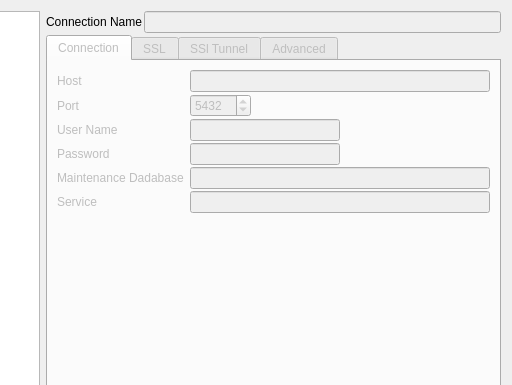
marcotcal/PG-DBA-Tools, file GUI/pgdbatool/dlgconnections.ui: the form before one commit; both pictures show x 192 to 704 and y 0 to 385 of the 704 by 490 pixel window.
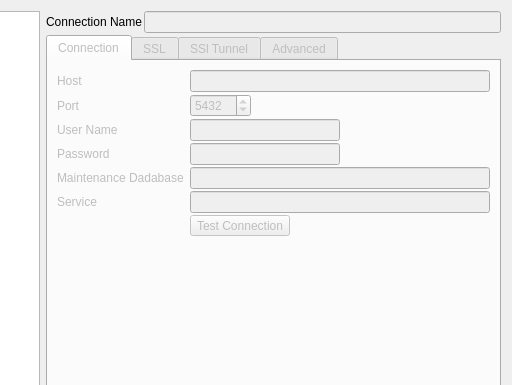
The form after the commit. Icons and pictures are not drawn.

Commit message: Test connection button

What changed in the file:
```diff
--- a/GUI/pgdbatool/dlgconnections.ui
+++ b/GUI/pgdbatool/dlgconnections.ui
@@ -252,6 +252,26 @@
              <item row="5" column="1">
               <widget class="QLineEdit" name="service"/>
              </item>
+             <item row="6" column="1">
+              <widget class="QToolButton" name="bt_test_connetion">
+               <property name="text">
+                <string>Test Connection</string>
+               </property>
+               <property name="icon">
+                <iconset resource="pgdbatool.qrc">
+                 <normaloff>:/icons/images/icons/icons8-automation-48.png</normaloff>:/icons/images/icons/icons8-automation-48.png</iconset>
+               </property>
+               <property name="iconSize">
+                <size>
+                 <width>24</width>
+                 <height>24</height>
+                </size>
+               </property>
+               <property name="toolButtonStyle">
+                <enum>Qt::ToolButtonFollowStyle</enum>
+               </property>
+              </widget>
+             </item>
             </layout>
            </widget>
            <widget class="QWidget" name="tb_ssl">
```
The commit also changes 4 other files.
